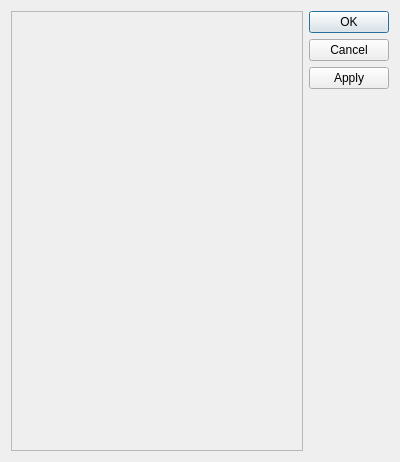
Before: the Qt Designer form src/CSSChanger/dialog.ui in po-devs/pokemon-online, drawn with Qt 5.
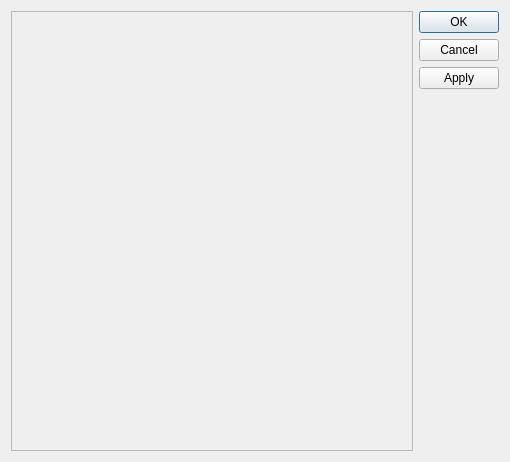
After: the same form once the commit is applied.

```diff
--- a/src/CSSChanger/dialog.ui
+++ b/src/CSSChanger/dialog.ui
@@ -6,7 +6,7 @@
    <rect>
     <x>0</x>
     <y>0</y>
-    <width>400</width>
+    <width>510</width>
     <height>462</height>
    </rect>
   </property>
@@ -24,7 +24,7 @@
        <rect>
         <x>0</x>
         <y>0</y>
-        <width>299</width>
+        <width>398</width>
         <height>442</height>
        </rect>
       </property>
```
